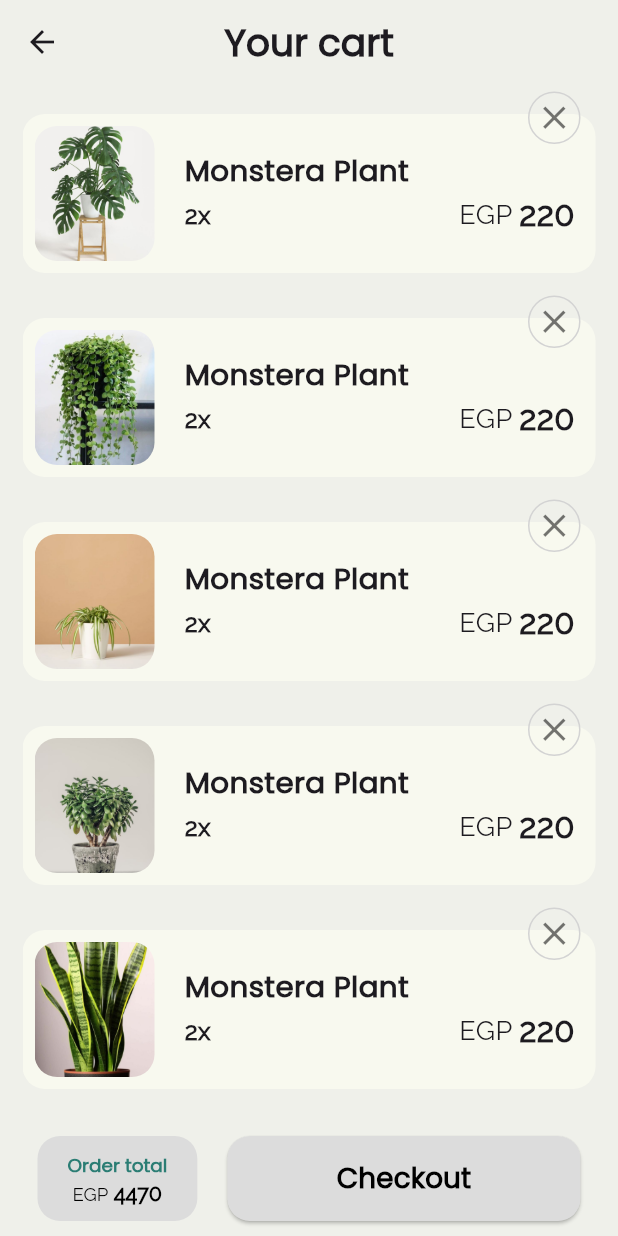
After one commit to MalekYasser26/plant_it, a Flutter app: the CartViewBody screen opened directly, on a phone screen of 412 x 824 dp. The commit adds this screen. Run offline on Flutter 3.47's test engine with Material 3 defaults, Android fonts, the phone set to English and light mode, and no system bars; our stand-ins replace bloc, flutter_bloc, flutter_rating_stars, google_fonts; project files that could hold a hidden picture were left out.

```diff
--- /dev/null
+++ b/devtools_options.yaml
@@ -0,0 +1,3 @@
+description: This file stores settings for Dart & Flutter DevTools.
+documentation: https://docs.flutter.dev/tools/devtools/extensions#configure-extension-enablement-states
+extensions:
--- /dev/null
+++ b/lib/features/cart/presentation/widgets/cart_filled.dart
@@ -0,0 +1,116 @@
+import 'package:flutter/material.dart';
+import 'package:plant_it/constants/constants.dart';
+import 'package:plant_it/features/cart/presentation/widgets/cart_item.dart';
+import 'package:plant_it/features/checkout/presentation/views/checkout_view.dart';
+
+class CartFilled extends StatelessWidget {
+  const CartFilled({
+    super.key,
+  });
+
+  @override
+  Widget build(BuildContext context) {
+    return Column(
+      children: [
+        Expanded(
+          child: ListView.separated(
+            physics: const BouncingScrollPhysics(),
+            padding: const EdgeInsets.only(top: 20), // Add padding to the top
+            itemBuilder: (context, index) =>  CartItem(
+              index: index+1,
+            ),
+            separatorBuilder: (context, index) =>
+            const SizedBox(height: 30),
+            itemCount: 6,
+          ),
+        ),
+        Padding(
+          padding: const EdgeInsets.all(10.0),
+          child: Row(
+            children: [
+              Container(
+                height: getResponsiveSize(context, fontSize: 55),
+                padding: const EdgeInsets.symmetric(
+                    horizontal: 20, vertical: 10),
+                decoration: BoxDecoration(
+                  color: const Color(0xFFDCDCDC),
+                  borderRadius: BorderRadius.circular(15),
+                ),
+                child: Row(
+                  children: [
+                    RichText(
+                      text: TextSpan(
+                        text: 'Order total\n ',
+                        style: TextStyle(
+                            fontFamily: "Poppins",
+                            fontSize: getResponsiveSize(context, fontSize: 12),
+                            fontWeight: FontWeight.w600,
+                            color: AppColors.darkGreenL),
+                        // Default text color
+                        children: [
+                          TextSpan(
+                            text: 'EGP',
+                            style: TextStyle(
+                                fontFamily: "Raleway",
+                                fontSize:
+                                getResponsiveSize(context, fontSize: 12),
+                                fontWeight: FontWeight.w300,
+                                color: Colors.black),
+                            // Color for "Sign in"
+
+                          ),
+                          TextSpan(
+                            text: ' 4470',
+                            style: TextStyle(
+                                fontFamily: "Raleway",
+                                fontSize:
+                                getResponsiveSize(context, fontSize: 14),
+                                fontWeight: FontWeight.bold,
+                                color: Colors.black),
+                            // Color for "Sign in"
+
+                          ),
+                        ],
+                      ),
+                    ),
+                  ],
+                ),
+              ),
+              const SizedBox(
+                width: 20,
+              ),
+              Flexible(
+                child: SizedBox(
+                  width: getResponsiveSize(context, fontSize: 350),
+                  height: getResponsiveSize(context, fontSize: 55),
+                  child: ElevatedButton(
+                    onPressed: () {
+                      print("checkout");
+                      Navigator.push(context, MaterialPageRoute(builder:(context) => const CheckoutView(),));
+                    },
+                    style: ElevatedButton.styleFrom(
+                      backgroundColor: const Color(0xFFDCDCDC),
+                      shape: RoundedRectangleBorder(
+                        borderRadius: BorderRadius.circular(15),
+                      ),
+                      padding: const EdgeInsets.symmetric(
+                          horizontal: 20, vertical: 10),
+                    ),
+                    child: Text("Checkout",
+                        style: TextStyle(
+                            fontFamily: "Poppins",
+                            fontSize:
+                            getResponsiveSize(context, fontSize: 18),
+                            color: Colors.black,
+                            fontWeight: FontWeight.bold)),
+                  ),
+                ),
+              ),
+
+            ],
+          ),
+        ),
+      ],
+    );
+  }
+}
--- a/pubspec.yaml
+++ b/pubspec.yaml
@@ -86,6 +86,9 @@ flutter:
     - family: Raleway
       fonts:
         - asset: assets/fonts/Raleway-Regular.ttf
+    - family: Poor Story
+      fonts:
+        - asset: assets/fonts/PoorStory-Regular.ttf
 
   # fonts:
   #   - family: Schyler
```
Also changed, not shown: lib/features/cart/presentation/widgets/cart_empty.dart (added, +28 -0 lines), lib/features/cart/presentation/widgets/cart_view_body.dart (+4 -106 lines), assets/images/cartEmpty.png (added), 1 other file.
